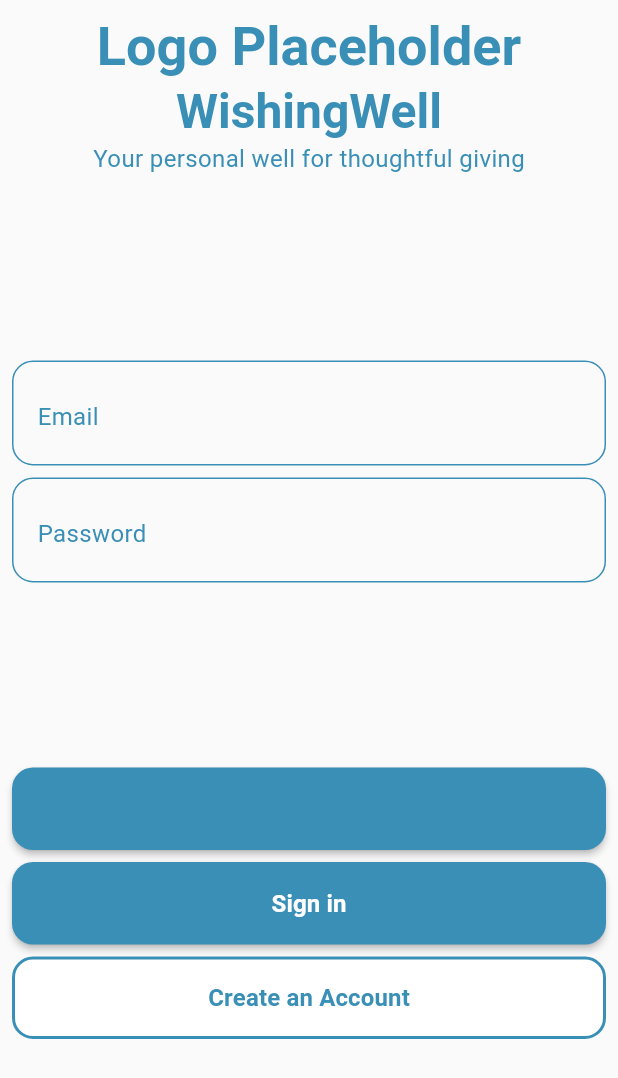
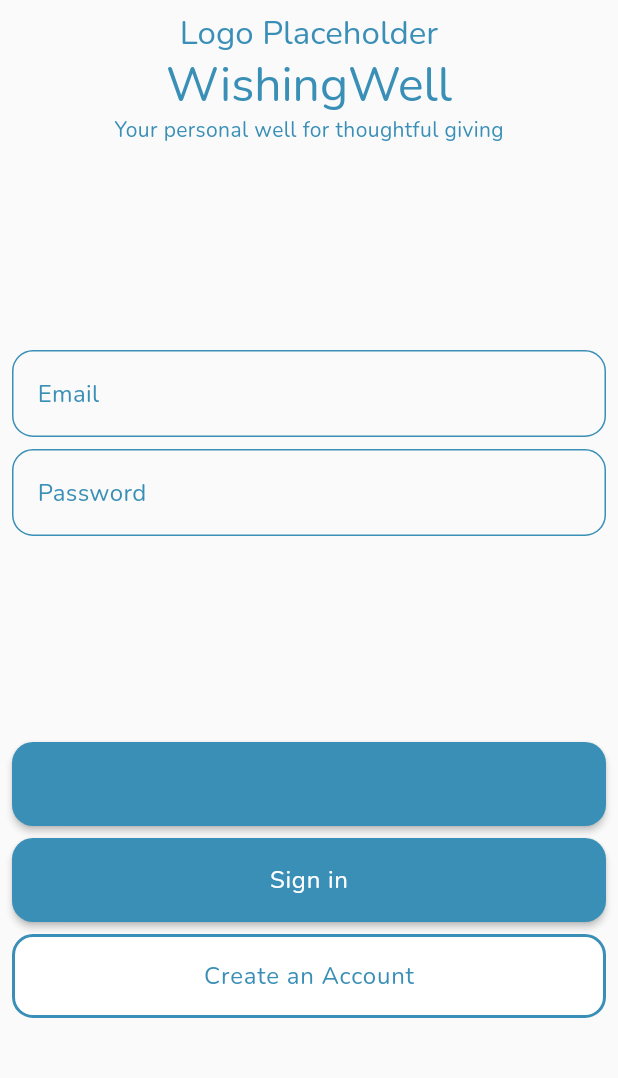
Before and after one commit to hoveydev/wishing-well, a Flutter app: the screen it shows after launch, on a phone screen of 412 x 824 dp. Shown: the top 1078 px of the screen. Run offline on Flutter 3.47's test engine with Material 3 defaults, Android fonts, the phone set to English and light mode, and no system bars; our stand-ins replace google_fonts.

Commit message:
font theme change; google font dependency; ios fixes with pods

```diff
--- a/lib/components/button/app_button_content.dart
+++ b/lib/components/button/app_button_content.dart
@@ -14,6 +14,7 @@ class AppButtonContent extends StatelessWidget {
 
   @override
   Widget build(BuildContext context) {
+    TextTheme textTheme = Theme.of(context).textTheme;
     if (isLoading) {
       return SizedBox(
         width: 20,
@@ -28,9 +29,7 @@ class AppButtonContent extends StatelessWidget {
     } else {
       return Text(
         label,
-        style: TextStyle(
-          fontWeight: FontWeight.bold,
-          fontSize: 16,
+        style: textTheme.bodyLarge?.copyWith(
           color: buttonTextColor,
         ),
       );
--- a/lib/theme/app_font_sizes.dart
+++ /dev/null
@@ -1,14 +0,0 @@
-class AppFontSizes {
-  static const double titleLarge = 36;
-  static const double titleMedium = 24;
-  static const double titleSmall = 18;
-  static const double headlineLarge = 32;
-  static const double headlineMedium = 28;
-  static const double headlineSmall = 22;
-  static const double bodyLarge = 24;
-  static const double bodyMedium = 16;
-  static const double bodySmall = 12;
-  static const double labelLarge = 14;
-  static const double labelMedium = 12;
-  static const double labelSmall = 10;
-}
--- a/lib/theme/app_text_styles.dart
+++ /dev/null
@@ -1,81 +0,0 @@
-import 'package:flutter/rendering.dart';
-import 'package:wishing_well/theme/app_font_sizes.dart';
-import 'app_colors.dart';
-
-class AppTextStyles {
-  // Titles
-  static const titleLarge = TextStyle(
-    fontSize: AppFontSizes.titleLarge,
-    fontWeight: FontWeight.bold,
-    color: AppColors.primary,
-  );
-
-  static const titleMedium = TextStyle(
-    fontSize: AppFontSizes.titleMedium,
-    fontWeight: FontWeight.bold,
-    color: AppColors.primary,
-  );
-
-  static const titleSmall = TextStyle(
-    fontSize: AppFontSizes.titleSmall,
-    fontWeight: FontWeight.bold,
-    color: AppColors.primary,
-  );
-
-  // Headlines
-  static const headlineLarge = TextStyle(
-    fontSize: AppFontSizes.headlineLarge,
-    fontWeight: FontWeight.w600,
-    color: AppColors.primary,
-  );
-
-  static const headlineMedium = TextStyle(
-    fontSize: AppFontSizes.headlineMedium,
-    fontWeight: FontWeight.w600,
-    color: AppColors.primary,
-  );
-
-  static const headlineSmall = TextStyle(
-    fontSize: AppFontSizes.headlineSmall,
-    fontWeight: FontWeight.w600,
-    color: AppColors.primary,
-  );
-
-  // Body Text
-  static const bodyLarge = TextStyle(
-    fontSize: AppFontSizes.bodyLarge,
-    fontWeight: FontWeight.normal,
-    color: AppColors.primary,
-  );
-
-  static const bodyMedium = TextStyle(
-    fontSize: AppFontSizes.bodyMedium,
-    fontWeight: FontWeight.normal,
-    color: AppColors.primary,
-  );
-
-  static const bodySmall = TextStyle(
-    fontSize: AppFontSizes.bodySmall,
-    fontWeight: FontWeight.normal,
-    color: AppColors.primary,
-  );
-
-  // Labels
-  static const labelLarge = TextStyle(
-    fontSize: AppFontSizes.labelLarge,
-    fontWeight: FontWeight.w500,
-    color: AppColors.primary,
-  );
-
-  static const labelMedium = TextStyle(
-    fontSize: AppFontSizes.labelMedium,
-    fontWeight: FontWeight.w500,
-    color: AppColors.primary,
-  );
-
-  static const labelSmall = TextStyle(
-    fontSize: AppFontSizes.labelSmall,
-    fontWeight: FontWeight.w500,
-    color: AppColors.primary,
-  );
-}
--- a/lib/theme/app_theme.dart
+++ b/lib/theme/app_theme.dart
@@ -1,6 +1,6 @@
 import 'package:flutter/material.dart';
 import 'package:wishing_well/theme/app_colors.dart';
-import 'package:wishing_well/theme/app_text_styles.dart';
+import 'package:google_fonts/google_fonts.dart';
 
 class AppTheme {
   static ThemeData get lightTheme {
@@ -8,25 +8,16 @@ class AppTheme {
       brightness: Brightness.light,
       scaffoldBackgroundColor: AppColors.background,
       primaryColor: AppColors.primary,
+      // fontFamily: 'Nunito',
       colorScheme: ColorScheme.fromSeed(
         seedColor: AppColors.primary,
         primary: AppColors.primary,
         secondary: AppColors.accent,
         surface: AppColors.background
       ),
-      textTheme: TextTheme(
-        titleLarge: AppTextStyles.titleLarge,
-        titleMedium: AppTextStyles.titleMedium,
-        titleSmall: AppTextStyles.titleSmall,
-        headlineLarge: AppTextStyles.headlineLarge,
-        headlineMedium: AppTextStyles.headlineMedium,
-        headlineSmall: AppTextStyles.headlineSmall,
-        bodyLarge: AppTextStyles.bodyLarge,
-        bodyMedium: AppTextStyles.bodyMedium,
-        bodySmall: AppTextStyles.bodySmall,
-        labelLarge: AppTextStyles.labelLarge,
-        labelMedium: AppTextStyles.labelMedium,
-        labelSmall: AppTextStyles.labelSmall,
+      textTheme: GoogleFonts.nunitoTextTheme().apply(
+        bodyColor: AppColors.primary,
+        displayColor: AppColors.primary,
       ),
     );
   }
--- a/pubspec.yaml
+++ b/pubspec.yaml
@@ -9,6 +9,7 @@ environment:
 dependencies:
   flutter:
     sdk: flutter
+  google_fonts: ^6.3.2
 
 dev_dependencies:
   flutter_test:
```
Also changed, not shown: pubspec.lock, 10 other files.
